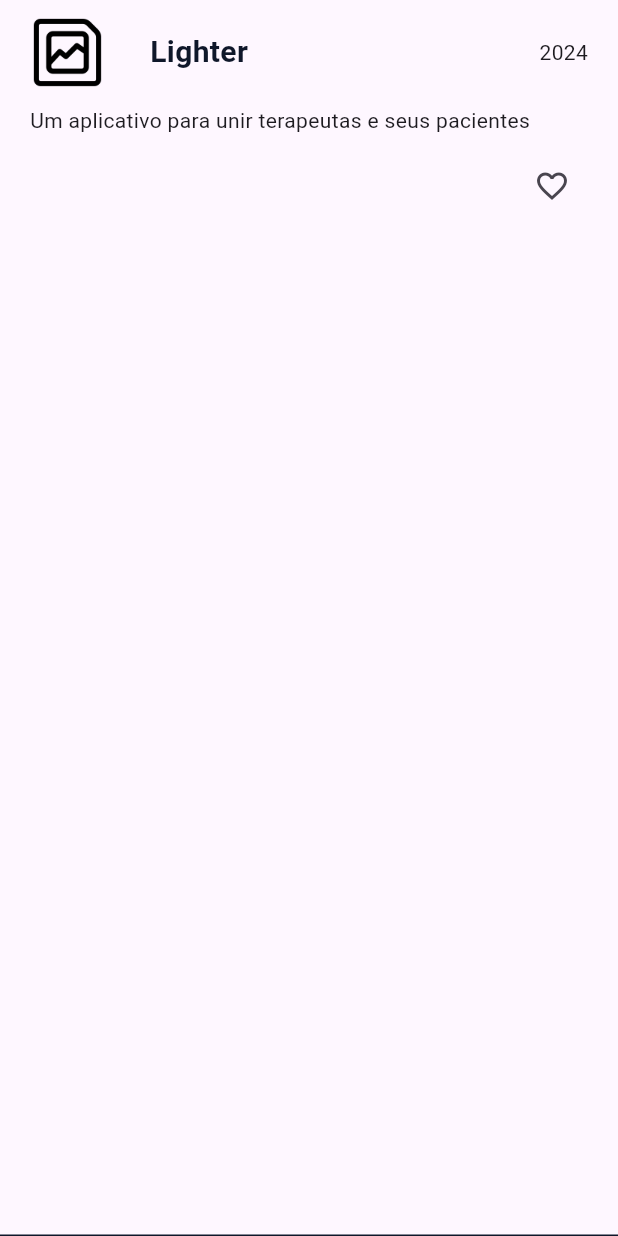
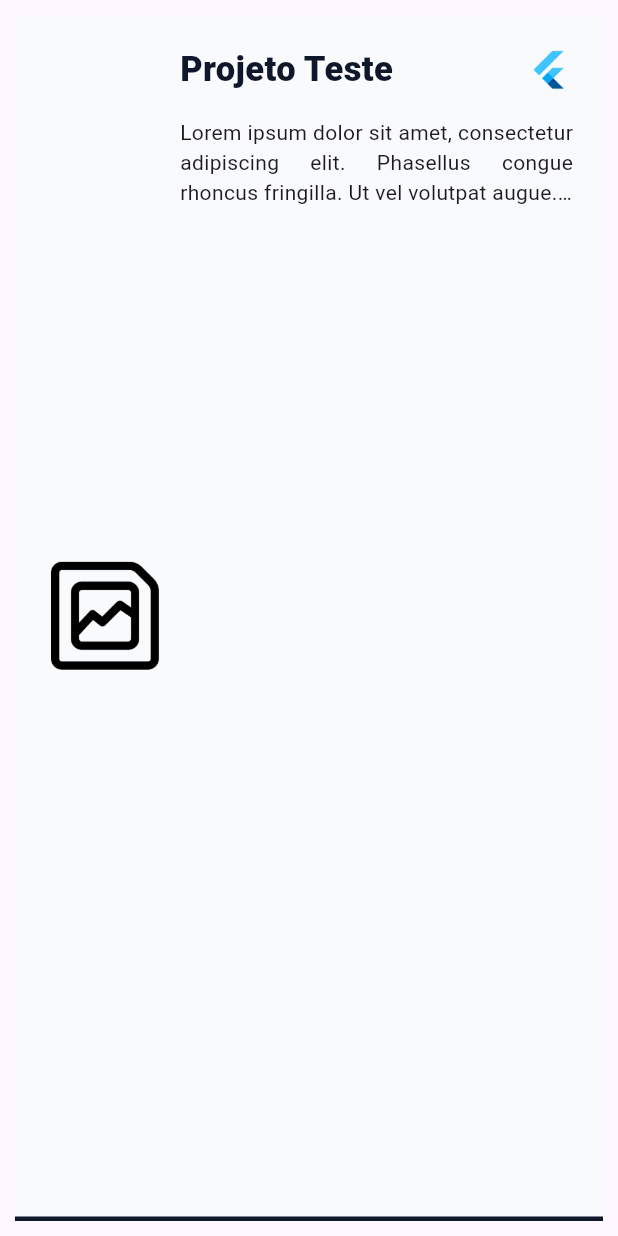
Before and after one commit to LorenzoLopesSilva/app_portfolio, a Flutter app: the ProjectContainer widget shown alone on an empty page, opened directly, on a phone screen of 412 x 824 dp. Run offline on Flutter 3.47's test engine with Material 3 defaults, Android fonts, the phone set to English and light mode, and no system bars; network calls fail.

Commit message:
Projects page done

```diff
--- a/lib/components/project_container.dart
+++ b/lib/components/project_container.dart
@@ -1,133 +1,83 @@
+import 'package:app_portfolio/components/primary_title.dart';
 import 'package:app_portfolio/theme/colors.dart';
 import 'package:flutter/material.dart';
 
-class ProjectContainer extends StatefulWidget {
+class ProjectContainer extends StatelessWidget {
   final String title;
   final String description;
-  final int year;
-  final String iconAsset;
-
+  final String logo;
+  final String stackPath1;
+  final String? stackPath2;
+  final String? stackPath3;
   const ProjectContainer({
     super.key,
     required this.title,
     required this.description,
-    required this.year,
-    this.iconAsset = "assets/images/iconplaceholder.png",
+    this.logo = "assets/images/iconplaceholder.png",
+    required this.stackPath1,
+    this.stackPath2,
+    this.stackPath3,
   });
 
   @override
-  State<ProjectContainer> createState() => _ProjectContainerState();
-}
+  Widget build(BuildContext context) {
+    final stack1 = stackPath1;
+    final stack2 = stackPath2;
+    final stack3 = stackPath3;
 
-class _ProjectContainerState extends State<ProjectContainer> {
-  bool _favoriteStatus = false;
-
-  void favoritar() {
-    setState(() {
-      _favoriteStatus = !_favoriteStatus;
-    });
-  }
-
-  @override
-  Widget build(BuildContext context) {
     return GestureDetector(
-      onTap: () => Navigator.push(
-        context,
-        MaterialPageRoute(
-          builder: (context) => ProjectPage(
-            title: widget.title,
-            description: widget.description,
-            year: widget.year,
+      child: ClipRRect(
+        borderRadius: BorderRadius.circular(15),
+        child: Container(
+          padding: EdgeInsets.all(20),
+          margin: EdgeInsets.all(10),
+          decoration: BoxDecoration(
+            color: background,
+            border: Border(
+              bottom: BorderSide(color: primary, width: 3)
             ),
           ),
-      ),
-      child: Container(
-        padding: EdgeInsets.only(bottom: 10, top: 10, left: 20, right: 20),
-        decoration: BoxDecoration(
-          border: Border(bottom: BorderSide(color: primary)),
-        ),
-        width: double.infinity,
+          child: Row(
+            mainAxisSize: MainAxisSize.max,
+            crossAxisAlignment: CrossAxisAlignment.center,
+            spacing: 10,
+            children: [
+              Image.asset(logo, width: 80),
+              Expanded(
                 child: Column(
-          spacing: 10,
-          crossAxisAlignment: CrossAxisAlignment.start,
+                  spacing: 15,
                   children: [
                     Row(
+                      mainAxisSize: MainAxisSize.max,
                       mainAxisAlignment: MainAxisAlignment.spaceBetween,
                       children: [
+                        PrimaryTitle(text: title),
                         Row(
-                  spacing: 30,
                           children: [
-                    Image.asset(widget.iconAsset, width: 50),
+                            Image.asset(stack1, width: 30),
+                            stack2 != null
+                                ? Image.asset(stack2)
+                                : const SizedBox.shrink(),
+                            stack3 != null
+                                ? Image.asset(stack3)
+                                : const SizedBox.shrink(),
+                          ],
+                        ),
+                      ],
+                    ),
                     Text(
-                      widget.title,
-                      style: TextStyle(
-                        fontSize: 20,
-                        color: primary,
-                        fontWeight: FontWeight.bold,
+                      description,
+                      maxLines: 3,
+                      overflow: TextOverflow.ellipsis,
+                      textAlign: TextAlign.justify,
+                    ),
+                  ],
                 ),
               ),
             ],
           ),
-                Text("${widget.year}"),
-              ],
         ),
-            Text(widget.description),
-            Row(
-              mainAxisAlignment: MainAxisAlignment.end,
-              children: [
-                IconButton(onPressed: favoritar, icon: Icon(
-                  _favoriteStatus ? Icons.favorite
-                  : Icons.favorite_border_outlined
-                ))
-              ],
-            ),
-          ],
-        ),
-      ),
+      )
     );
   }
 }
-
-class ProjectPage extends StatelessWidget {
-  final String title;
-  final String description;
-  final int year;
-  final String iconAsset;
-
-  const ProjectPage({
-    super.key,
-    required this.title,
-    required this.description,
-    required this.year,
-    this.iconAsset = "assets/images/iconplaceholder.png",
-  });
-
-  @override
-  Widget build(BuildContext context) {
-    return Scaffold(
-      appBar: AppBar(
-        backgroundColor: primary,
-        title: Text("Project", style: TextStyle(color: background)),
-        iconTheme: IconThemeData(color: background),
-      ),
-      body: Padding(
-        padding: EdgeInsets.all(0),
-        child: SizedBox(
-          width: double.infinity,
-          child: Column(
-            spacing: 10,
-            children: [
-              Image.asset(iconAsset, width: 100),
-              Text(
-                title,
-                style: TextStyle(fontSize: 30, fontWeight: FontWeight.w700),
-              ),
-              Container(color: secondary, width: double.infinity, height: 1),
-              Text(description),
-            ],
-          ),
-        ),
-      ),
-    );
-  }
-}
--- a/lib/screens/projects_screen.dart
+++ b/lib/screens/projects_screen.dart
@@ -1,3 +1,4 @@
+import 'package:app_portfolio/components/profile_card.dart';
 import 'package:app_portfolio/components/project_container.dart';
 import 'package:app_portfolio/theme/colors.dart';
 import 'package:flutter/material.dart';
@@ -8,16 +9,45 @@ class ProjectsScreen extends StatelessWidget {
   @override
   Widget build(BuildContext context) {
     return Scaffold(
-      appBar: AppBar(
-        backgroundColor: primary,
-      ),
       body: Padding(
         padding: EdgeInsets.only(),
         child: SizedBox(
           child: Column(
             children: [
-              ProjectContainer(title: "Lighter", description: "Um aplicativo para unir terapeutas e seus pacientes", year: 2024),
-              ProjectContainer(title: "SmartPack.AI", description: "Um chatbot engenheiro para responder todas as duvidas sobre logistica e embalagens", year: 2026)
+              ProfileCard(),
+              Expanded(
+                child: SingleChildScrollView(
+                  child: Column(
+                    children: [
+                      ProjectContainer(
+                        title: "Projeto Teste",
+                        description: "Lorem ipsum dolor sit amet, consectetur adipiscing elit. Phasellus congue rhoncus fringilla. Ut vel volutpat augue. Phasellus magna nisi, venenatis et lacus et, sagittis sodales eros. Donec ac arcu a ex congue aliquet. Ut ornare metus vel ex malesuada suscipit. Morbi laoreet massa quis tincidunt ultricies. Aenean imperdiet at neque id vehicula.",
+                        stackPath1: "assets/images/flutter.png"
+                      ),
+                      ProjectContainer(
+                        title: "Projeto Teste",
+                        description: "Lorem ipsum dolor sit amet, consectetur adipiscing elit. Phasellus congue rhoncus fringilla. Ut vel volutpat augue. Phasellus magna nisi, venenatis et lacus et, sagittis sodales eros. Donec ac arcu a ex congue aliquet. Ut ornare metus vel ex malesuada suscipit. Morbi laoreet massa quis tincidunt ultricies. Aenean imperdiet at neque id vehicula.",
+                        stackPath1: "assets/images/flutter.png"
+                      ),
+                      ProjectContainer(
+                        title: "Projeto Teste",
+                        description: "Lorem ipsum dolor sit amet, consectetur adipiscing elit. Phasellus congue rhoncus fringilla. Ut vel volutpat augue. Phasellus magna nisi, venenatis et lacus et, sagittis sodales eros. Donec ac arcu a ex congue aliquet. Ut ornare metus vel ex malesuada suscipit. Morbi laoreet massa quis tincidunt ultricies. Aenean imperdiet at neque id vehicula.",
+                        stackPath1: "assets/images/flutter.png"
+                      ),
+                      ProjectContainer(
+                        title: "Projeto Teste",
+                        description: "Lorem ipsum dolor sit amet, consectetur adipiscing elit. Phasellus congue rhoncus fringilla. Ut vel volutpat augue. Phasellus magna nisi, venenatis et lacus et, sagittis sodales eros. Donec ac arcu a ex congue aliquet. Ut ornare metus vel ex malesuada suscipit. Morbi laoreet massa quis tincidunt ultricies. Aenean imperdiet at neque id vehicula.",
+                        stackPath1: "assets/images/flutter.png"
+                      ),
+                      ProjectContainer(
+                        title: "Projeto Teste",
+                        description: "Lorem ipsum dolor sit amet, consectetur adipiscing elit. Phasellus congue rhoncus fringilla. Ut vel volutpat augue. Phasellus magna nisi, venenatis et lacus et, sagittis sodales eros. Donec ac arcu a ex congue aliquet. Ut ornare metus vel ex malesuada suscipit. Morbi laoreet massa quis tincidunt ultricies. Aenean imperdiet at neque id vehicula.",
+                        stackPath1: "assets/images/flutter.png"
+                      ),
+                    ],
+                  ),
+                )
+              )
             ],
           ),
         ),
@@ -25,12 +55,3 @@ class ProjectsScreen extends StatelessWidget {
     );
   }
 }
-
-class ProjectDescriptionScreen extends StatelessWidget {
-  const ProjectDescriptionScreen({super.key});
-
-  @override
-  Widget build(BuildContext context) {
-    return const Placeholder();
-  }
-}
```
Also changed, not shown: lib/components/profile_card.dart (added, +47 -0 lines), lib/screens/profile_screen.dart (+6 -39 lines). Lines whose indentation alone changed are shown as unchanged.
